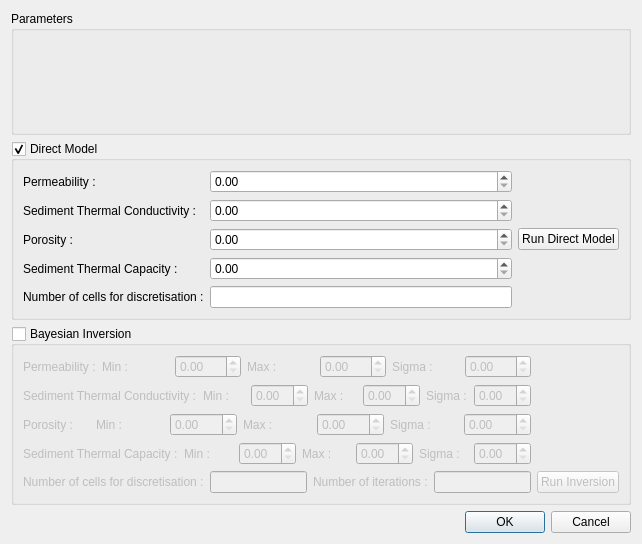
Old version of the form molonari_data/molonaviz/computedialog.ui in the repository leamailhol/MOLO-projet-interface.
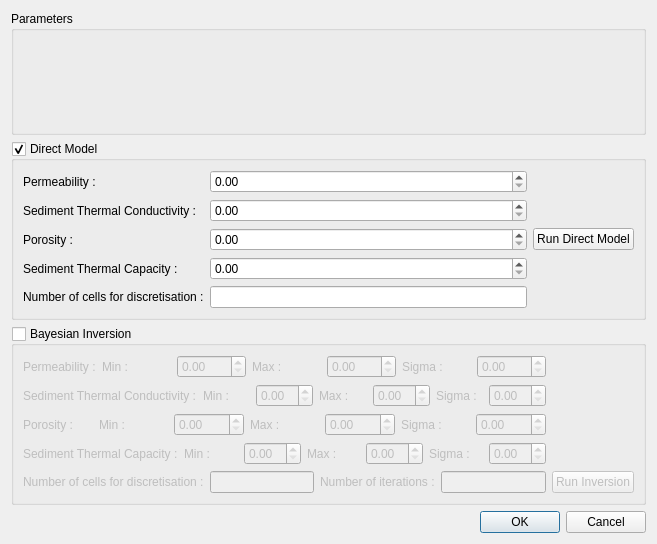
New version of the form.

```diff
--- a/molonari_data/molonaviz/computedialog.ui
+++ b/molonari_data/molonaviz/computedialog.ui
@@ -6,7 +6,7 @@
    <rect>
     <x>0</x>
     <y>0</y>
-    <width>642</width>
+    <width>657</width>
     <height>544</height>
    </rect>
   </property>
```
Left out of the diff: 12 changed lines with no effect on the pictures.
